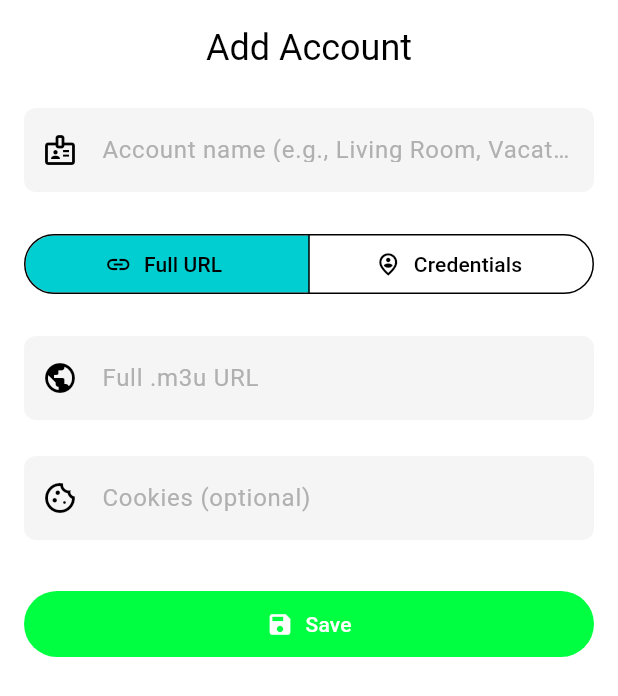
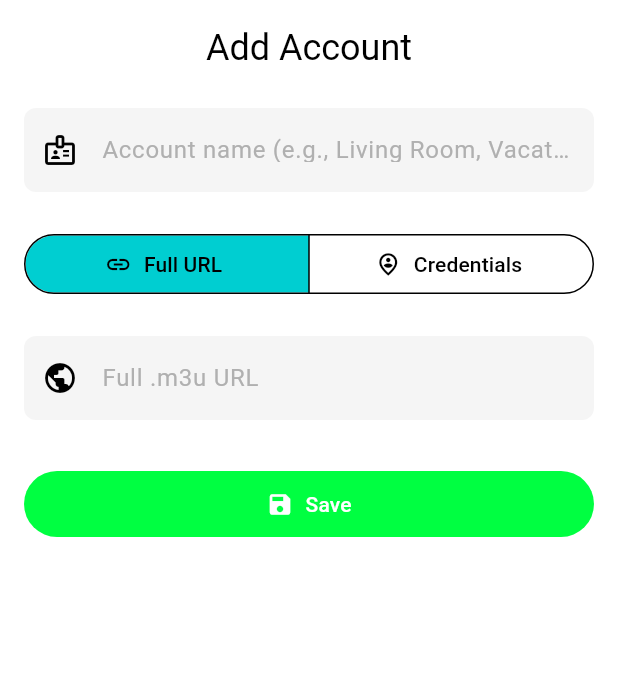
Before and after one commit to JuMANocta/2025_dwl_iptv_flutter, a Flutter app: the EditAccountSheet widget shown alone on an empty page, opened directly, on a phone screen of 412 x 824 dp. Shown: the top 696 px of the screen. Run offline on Flutter 3.47's test engine with Material 3 defaults, Android fonts, the phone set to English and light mode, and no system bars; our stand-ins replace device_info_plus, dio, file_picker, flutter_secure_storage, google_fonts, package_info_plus and 5 more; missing offline and left inert: cryptography, media_kit, media_kit_video, media_store_plus, screen_brightness; accounts and stored records are empty; network calls fail.

Commit message:
fix: bundle quick wins TV — banner Leanback, auto-focus, wakelock pairing, stepper    thème, ensureVisible + nettoyage cookies + bump v1.7.7+47
  7 fixes ergo TV embarqués après 1er test runtime sur Fire Stick.

  - #1 Banner TV : drawable composite (fond noir + icône centrée 120dp)
    + android:banner au manifest. Fini l'icône vide dans le Leanback
    launcher. Provisoire en attendant §15 (refonte identité visuelle).

  - #2 Masquer ⚙️ AppBar HomePage sur TV : redondante avec la 4e
    destination "Paramètres" du NavigationRail + inaccessible au D-pad.

  - #3 Auto-focus initial Home TV : double post-frame +
    FocusScope.nextFocus() dans HomePage.initState. Résout "rien n'est
    focusé au boot, user perdu". Gated PlatformTv.isTv && !searchMode.

  - #4 Wakelock PairingPage : la TV pouvait s'éteindre pendant qu'on
    remplit le form mobile → QR mort. WakelockPlus.enable/disable
    dans initState/dispose gated TV.

  - #5 Sliders ThemeSettingsPage → boutons −/+ TV : Slider Flutter
    inutilisable au D-pad. Nouveau _TvStepperRow (IconButton focusables
    + barre de progression + step fixe glow 0.1 / radius 1.0). _buildSlider
    bifurque PlatformTv.isTv. Solution en attendant §18 (Settings TV via
    pairing mobile complet).

  - #6 §14a — Retrait champ cookies dans EditAccountSheet : héritage
    mono-compte jamais utilisé. Modèle StreamAccount.cookies + injection
    Cookie header conservés (rétrocompat anciens comptes).

  - #7 ensureVisible auto-scroll carrousels : FocusableCard.onFocusChange
    appelle Scrollable.ensureVisible(alignment: 0.5) sur TV → le
    carrousel ancêtre auto-centre la card focusée. No-op sur mobile.

  Bump 1.7.2+42 → 1.7.7+47 (patch +5, build +5).

```diff
--- a/lib/feature/accounts/edit_account_sheet.dart
+++ b/lib/feature/accounts/edit_account_sheet.dart
@@ -18,9 +18,14 @@ class _EditAccountSheetState extends State<EditAccountSheet> {
   late TextEditingController _username;
   late TextEditingController _password;
   late PlaylistType _playlistType;
-  late TextEditingController _cookies;
   StreamAuthMode _mode = StreamAuthMode.completeUrl;
   bool _isPasswordObscured = true;
+
+  // §14a — Champ "cookies" retiré du formulaire (héritage mono-compte).
+  // Les providers IPTV modernes (Xtream / .m3u) n'en utilisent pas. Le champ
+  // reste dans le modèle [StreamAccount.cookies] + injection header dans
+  // `NetworkUtils.buildDio` pour la rétrocompat des anciens comptes stockés.
+  String? _legacyCookies;
 
   @override
   void initState() {
@@ -32,7 +37,7 @@ class _EditAccountSheetState extends State<EditAccountSheet> {
     _username = TextEditingController(text: i?.username ?? '');
     _password = TextEditingController(text: i?.password ?? '');
     _playlistType = i?.playlistType ?? PlaylistType.m3u;
-    _cookies = TextEditingController(text: i?.cookies ?? '');
+    _legacyCookies = i?.cookies;
     _mode = i?.mode ?? StreamAuthMode.completeUrl;
   }
 
@@ -43,7 +48,6 @@ class _EditAccountSheetState extends State<EditAccountSheet> {
     _baseUrl.dispose();
     _username.dispose();
     _password.dispose();
-    _cookies.dispose();
     super.dispose();
   }
 
@@ -60,7 +64,9 @@ class _EditAccountSheetState extends State<EditAccountSheet> {
       username: _mode == StreamAuthMode.separate ? _username.text.trim() : null,
       password: _mode == StreamAuthMode.separate ? _password.text.trim() : null,
       playlistType: _playlistType,
-      cookies: _cookies.text.trim().isEmpty ? null : _cookies.text.trim(),
+      // §14a — Préserve le cookie existant pour les comptes legacy.
+      // Nouveaux comptes : null (champ retiré du form).
+      cookies: _legacyCookies,
     );
     Navigator.of(context).pop(acc);
   }
@@ -181,15 +187,6 @@ class _EditAccountSheetState extends State<EditAccountSheet> {
                   _buildUrlModeFields(l10n)
                 else
                   _buildSeparateModeFields(l10n),
-                const SizedBox(height: 24),
-                TextFormField(
-                  controller: _cookies,
-                  decoration: InputDecoration(
-                    labelText: l10n.editAccountCookiesLabel,
-                    prefixIcon: const Icon(Icons.cookie_outlined),
-                    hintText: l10n.editAccountCookiesHint,
-                  ),
-                ),
                 const SizedBox(height: 32),
                 FilledButton.icon(
                   onPressed: _save,
--- a/pubspec.yaml
+++ b/pubspec.yaml
@@ -2,7 +2,7 @@ name: aetherStream
 description: AetherStream (multi-comptes, playlist M3U, lecture, téléchargement)
 publish_to: "none"
 
-version: 1.7.2+42
+version: 1.7.7+47
 
 environment:
   sdk: ">=3.0.0 <4.0.0"
```
Also changed, not shown: lib/feature/home/home_page.dart (+18 -1 lines), lib/feature/pairing/pairing_page.dart (+11 -0 lines), lib/feature/settings/settings_page.dart (+10 -0 lines), lib/feature/settings/theme_settings_page.dart (+93 -0 lines), lib/main.dart (+6 -6 lines), lib/widgets/tv/focusable_card.dart (+16 -0 lines), 3 other files.
